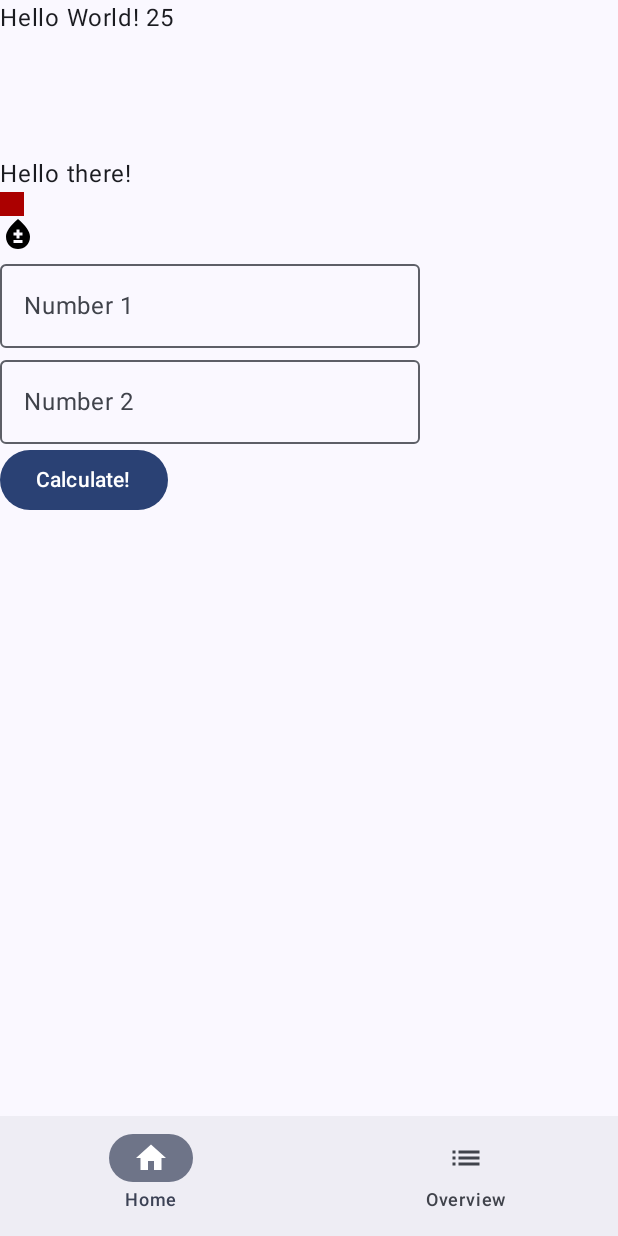
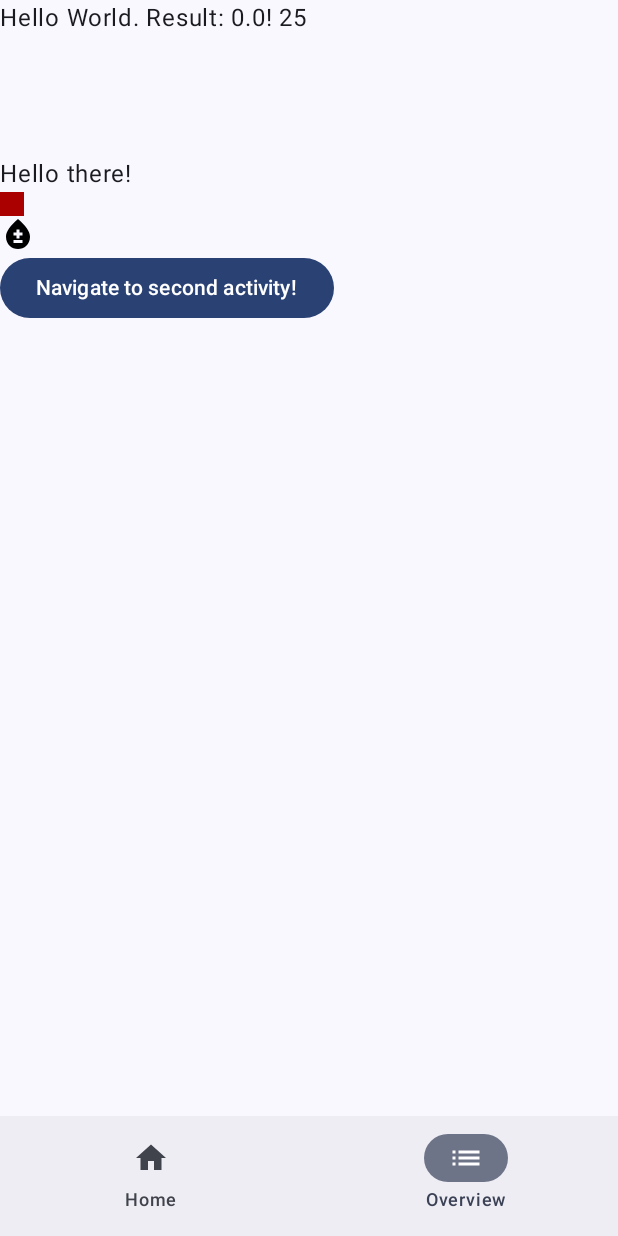
Before and after one commit to lboswaldc/MC-WS24-GroupB, an Android app built with Jetpack Compose: the screen it shows after launch (MainActivity), item 2 of the bottom bar chosen, on a phone screen of 412 x 824 dp. Run offline under Robolectric (Android 15) with nearby library versions, the phone set to English and light mode, and no system bars.

Commit message:
UI part II

```diff
--- a/app/build.gradle.kts
+++ b/app/build.gradle.kts
@@ -50,6 +50,7 @@ android {
 }
 
 dependencies {
+    implementation(libs.androidx.navigation.compose)
 
     implementation(libs.androidx.core.ktx)
     implementation(libs.androidx.lifecycle.runtime.ktx)
--- a/app/src/main/AndroidManifest.xml
+++ b/app/src/main/AndroidManifest.xml
@@ -13,6 +13,11 @@
         android:theme="@style/Theme.FHSTPGroup3B"
         tools:targetApi="31">
         <activity
+            android:name=".SecondActivity"
+            android:exported="false"
+            android:label="@string/title_activity_second"
+            android:theme="@style/Theme.FHSTPGroup3B" />
+        <activity
             android:name=".MainActivity"
             android:exported="true"
             android:label="@string/app_name"
--- a/app/src/main/java/at/ac/fhstp/fhstpgroup3b/MainActivity.kt
+++ b/app/src/main/java/at/ac/fhstp/fhstpgroup3b/MainActivity.kt
@@ -4,7 +4,6 @@ import android.os.Bundle
 import androidx.activity.ComponentActivity
 import androidx.activity.compose.setContent
 import androidx.activity.enableEdgeToEdge
-import androidx.compose.foundation.Image
 import androidx.compose.foundation.background
 import androidx.compose.foundation.layout.Box
 import androidx.compose.foundation.layout.Column
@@ -13,31 +12,13 @@ import androidx.compose.foundation.layout.fillMaxHeight
 import androidx.compose.foundation.layout.fillMaxSize
 import androidx.compose.foundation.layout.fillMaxWidth
 import androidx.compose.foundation.layout.height
-import androidx.compose.foundation.layout.padding
-import androidx.compose.foundation.layout.size
-import androidx.compose.material.icons.Icons
-import androidx.compose.material.icons.automirrored.filled.List
-import androidx.compose.material.icons.filled.Home
-import androidx.compose.material3.Button
-import androidx.compose.material3.Icon
-import androidx.compose.material3.NavigationBar
-import androidx.compose.material3.NavigationBarItem
-import androidx.compose.material3.OutlinedTextField
-import androidx.compose.material3.Scaffold
 import androidx.compose.material3.Text
 import androidx.compose.runtime.Composable
-import androidx.compose.runtime.getValue
-import androidx.compose.runtime.mutableStateOf
-import androidx.compose.runtime.remember
-import androidx.compose.runtime.setValue
 import androidx.compose.ui.Modifier
 import androidx.compose.ui.graphics.Color
-import androidx.compose.ui.res.colorResource
-import androidx.compose.ui.res.dimensionResource
-import androidx.compose.ui.res.painterResource
-import androidx.compose.ui.res.stringResource
 import androidx.compose.ui.tooling.preview.Preview
 import androidx.compose.ui.unit.dp
+import at.ac.fhstp.fhstpgroup3b.ui.MainApp
 import at.ac.fhstp.fhstpgroup3b.ui.theme.FHSTPGroup3BTheme
 
 class MainActivity : ComponentActivity() {
@@ -46,18 +27,7 @@ class MainActivity : ComponentActivity() {
         enableEdgeToEdge()
         setContent {
             FHSTPGroup3BTheme {
-                Scaffold(
-                    modifier = Modifier.fillMaxSize(),
-                    bottomBar = { BottomNavigationBar() }
-                ) { innerPadding ->
-                    Column(Modifier.padding(innerPadding)) {
-                        Greeting(
-                            name = "World",
-                            modifier = Modifier.padding(innerPadding)
-                        )
-                        Calculation()
-                    }
-                }
+                MainApp()
             }
         }
     }
@@ -65,80 +35,6 @@ class MainActivity : ComponentActivity() {
 
 fun updateText(changedText: String) {
     println(changedText)
-}
-
-@Composable
-fun BottomNavigationBar() {
-    NavigationBar {
-        NavigationBarItem(
-            selected = true,
-            onClick = { },
-            icon = { Icon(imageVector = Icons.Filled.Home, contentDescription = "Home")},
-            label = { Text("Home") }
-        )
-        NavigationBarItem(
-            selected = false, onClick = { },
-            icon = { Icon(imageVector = Icons.AutoMirrored.Default.List, contentDescription = "Overview")},
-            label = { Text("Overview") }
-        )
-    }
-}
-
-
-@Composable
-fun Calculation() {
-    var inputText1 by remember { mutableStateOf("") }
-    var inputText2 by remember { mutableStateOf("") }
-    var resultText by remember { mutableStateOf("") }
-
-    Column {
-        OutlinedTextField(inputText1, { changedText -> inputText1 = changedText },
-            label = { Text("Number 1") }
-        )
-        OutlinedTextField(inputText2, { changedText -> inputText2 = changedText },
-            label = { Text("Number 2") }
-        )
-        Button(onClick = {
-            // Here we are in an event handler, it is ok to perform side effects
-            val num1 = inputText1.toDoubleOrNull() ?: 0.0
-            val num2 = inputText2.toDoubleOrNull() ?: 0.0
-            val sum = num1 + num2
-            resultText = "Result: $sum"
-        }) {
-            Text("Calculate!")
-        }
-        Text(resultText)
-    }
-}
-
-@Composable
-fun Greeting(name: String, modifier: Modifier = Modifier) {
-    val number = 25
-    Column {
-        Text(
-            text = "Hello $name! $number",
-            modifier = modifier
-        )
-        Text(text = stringResource(R.string.greeting))
-        Box(
-            Modifier
-                .background(colorResource(R.color.primary))
-                .size(dimensionResource(R.dimen.small_padding))
-        )
-        Image(
-            painter = painterResource(R.drawable.baseline_bloodtype_24),
-            contentDescription = stringResource(R.string.blood_type)
-        )
-    }
-
-}
-
-@Preview(showBackground = true)
-@Composable
-fun GreetingPreview() {
-    FHSTPGroup3BTheme {
-        Greeting("Mobile Coding")
-    }
 }
 
 @Preview(showBackground = true)
--- /dev/null
+++ b/app/src/main/java/at/ac/fhstp/fhstpgroup3b/ui/MainView.kt
@@ -0,0 +1,177 @@
+package at.ac.fhstp.fhstpgroup3b.ui
+
+import android.content.Intent
+import androidx.compose.foundation.Image
+import androidx.compose.foundation.background
+import androidx.compose.foundation.layout.Box
+import androidx.compose.foundation.layout.Column
+import androidx.compose.foundation.layout.fillMaxSize
+import androidx.compose.foundation.layout.padding
+import androidx.compose.foundation.layout.size
+import androidx.compose.material.icons.Icons
+import androidx.compose.material.icons.automirrored.filled.List
+import androidx.compose.material.icons.filled.Home
+import androidx.compose.material3.Button
+import androidx.compose.material3.Icon
+import androidx.compose.material3.NavigationBar
+import androidx.compose.material3.NavigationBarItem
+import androidx.compose.material3.OutlinedTextField
+import androidx.compose.material3.Scaffold
+import androidx.compose.material3.Text
+import androidx.compose.runtime.Composable
+import androidx.compose.runtime.getValue
+import androidx.compose.runtime.mutableStateOf
+import androidx.compose.runtime.remember
+import androidx.compose.runtime.setValue
+import androidx.compose.ui.Modifier
+import androidx.compose.ui.platform.LocalContext
+import androidx.compose.ui.res.colorResource
+import androidx.compose.ui.res.dimensionResource
+import androidx.compose.ui.res.painterResource
+import androidx.compose.ui.res.stringResource
+import androidx.compose.ui.tooling.preview.Preview
+import androidx.lifecycle.compose.collectAsStateWithLifecycle
+import androidx.lifecycle.viewmodel.compose.viewModel
+import androidx.navigation.NavController
+import androidx.navigation.compose.NavHost
+import androidx.navigation.compose.composable
+import androidx.navigation.compose.currentBackStackEntryAsState
+import androidx.navigation.compose.rememberNavController
+import at.ac.fhstp.fhstpgroup3b.R
+import at.ac.fhstp.fhstpgroup3b.SecondActivity
+import at.ac.fhstp.fhstpgroup3b.ui.theme.FHSTPGroup3BTheme
+
+enum class Screens {
+    Home,
+    Overview
+}
+
+
+@Composable
+fun MainApp(mainViewModel: MainViewModel = viewModel()) {
+    val navController = rememberNavController()
+    val context = LocalContext.current
+
+    val uiState by mainViewModel.calculationUiState.collectAsStateWithLifecycle()
+
+    Scaffold(
+        modifier = Modifier.fillMaxSize(),
+        bottomBar = { BottomNavigationBar(navController) }
+    ) { innerPadding ->
+        NavHost(navController, startDestination = Screens.Home.name) {
+            composable(Screens.Home.name) {
+                Box(Modifier.padding(innerPadding)) {
+                    Calculation("${uiState.result}", {
+                        text1, text2 -> mainViewModel.calculate(text1, text2)
+                    })
+                }
+            }
+            composable(Screens.Overview.name) {
+                Column(Modifier.padding(innerPadding)) {
+
+                    Greeting(
+                        name = "World. Result: ${uiState.result}",
+                        modifier = Modifier.padding(innerPadding)
+                    )
+
+                    Button(onClick = {
+                        val intent = Intent(context, SecondActivity::class.java)
+                        intent.putExtra("text-to-transfer", "Hello from first activity!")
+                        context.startActivity(intent)
+                    }) {
+                        Text("Navigate to second activity!")
+                    }
+                }
+
+            }
+        }
+        /*Column(Modifier.padding(innerPadding)) {
+            Greeting(
+                name = "World",
+                modifier = Modifier.padding(innerPadding)
+            )
+            Calculation()
+        }*/
+    }
+
+}
+
+@Composable
+fun BottomNavigationBar(navController: NavController) {
+    val currentRoute = navController.currentBackStackEntryAsState().value?.destination?.route ?: Screens.Home.name
+    val currentScreen = Screens.valueOf(currentRoute)
+
+    NavigationBar {
+        NavigationBarItem(
+            selected = currentScreen == Screens.Home,
+            onClick = { navController.navigate(Screens.Home.name) },
+            icon = { Icon(imageVector = Icons.Filled.Home, contentDescription = "Home") },
+            label = { Text("Home") }
+        )
+        NavigationBarItem(
+            selected = currentScreen == Screens.Overview,
+            onClick = { navController.navigate(Screens.Overview.name) },
+            icon = { Icon(imageVector = Icons.AutoMirrored.Default.List, contentDescription = "Overview") },
+            label = { Text("Overview") }
+        )
+    }
+}
+
+
+@Composable
+fun Calculation(result: String, calculationTriggered: (String, String) -> Unit) {
+    var inputText1 by remember { mutableStateOf("") }
+    var inputText2 by remember { mutableStateOf("") }
+//    var resultText by remember { mutableStateOf("") }
+
+    Column {
+        OutlinedTextField(inputText1, { changedText -> inputText1 = changedText },
+            label = { Text("Number 1") }
+        )
+        OutlinedTextField(inputText2, { changedText -> inputText2 = changedText },
+            label = { Text("Number 2") }
+        )
+        Button(onClick = {
+            // Here we are in an event handler, it is ok to perform side effects
+//            val num1 = inputText1.toDoubleOrNull() ?: 0.0
+//            val num2 = inputText2.toDoubleOrNull() ?: 0.0
+//            val sum = num1 + num2
+//            resultText = "Result: $sum"
+//
+            calculationTriggered(inputText1, inputText2)
+        }) {
+            Text("Calculate!")
+        }
+        Text("Result: $result")
+    }
+}
+
+@Composable
+fun Greeting(name: String, modifier: Modifier = Modifier) {
+    val number = 25
+    Column {
+        Text(
+            text = "Hello $name! $number",
+            modifier = modifier
+        )
+        Text(text = stringResource(R.string.greeting))
+        Box(
+            Modifier
+                .background(colorResource(R.color.primary))
+                .size(dimensionResource(R.dimen.small_padding))
+        )
+        Image(
+            painter = painterResource(R.drawable.baseline_bloodtype_24),
+            contentDescription = stringResource(R.string.blood_type)
+        )
+    }
+
+}
+
+@Preview(showBackground = true)
+@Composable
+fun GreetingPreview() {
+    FHSTPGroup3BTheme {
+        Greeting("Mobile Coding")
+    }
+}
--- /dev/null
+++ b/app/src/main/java/at/ac/fhstp/fhstpgroup3b/ui/MainViewModel.kt
@@ -0,0 +1,28 @@
+package at.ac.fhstp.fhstpgroup3b.ui
+
+import androidx.lifecycle.ViewModel
+import kotlinx.coroutines.flow.MutableStateFlow
+import kotlinx.coroutines.flow.StateFlow
+import kotlinx.coroutines.flow.update
+
+data class CalculationUiState(
+    val result: Double
+)
+
+class MainViewModel : ViewModel() {
+
+    // private MUTABLE state flow
+    private val _calculationUiState = MutableStateFlow(CalculationUiState(0.0))
+    // public IMMUTABLE state flow
+    val calculationUiState: StateFlow<CalculationUiState> = _calculationUiState
+
+    fun calculate(num1Text: String, num2Text: String) {
+        val num1 = num1Text.toDoubleOrNull() ?: 0.0
+        val num2 = num2Text.toDoubleOrNull() ?: 0.0
+        val sum = num1 + num2
+
+        _calculationUiState.update {
+            it.copy(result = sum)
+        }
+    }
+}
--- a/app/src/main/res/values/strings.xml
+++ b/app/src/main/res/values/strings.xml
@@ -2,4 +2,5 @@
     <string name="app_name">FHSTPGroup3B</string>
     <string name="greeting">Hello there!</string>
     <string name="blood_type">Blood type</string>
+    <string name="title_activity_second">SecondActivity</string>
 </resources>
--- a/gradle/libs.versions.toml
+++ b/gradle/libs.versions.toml
@@ -8,9 +8,11 @@ espressoCore = "3.6.1"
 lifecycleRuntimeKtx = "2.8.6"
 activityCompose = "1.9.2"
 composeBom = "2024.04.01"
+navigationVersion = "2.8.2"
 
 [libraries]
 androidx-core-ktx = { group = "androidx.core", name = "core-ktx", version.ref = "coreKtx" }
+androidx-navigation-compose = { module = "androidx.navigation:navigation-compose", version.ref = "navigationVersion" }
 junit = { group = "junit", name = "junit", version.ref = "junit" }
 androidx-junit = { group = "androidx.test.ext", name = "junit", version.ref = "junitVersion" }
 androidx-espresso-core = { group = "androidx.test.espresso", name = "espresso-core", version.ref = "espressoCore" }
```
Also changed, not shown: app/src/main/java/at/ac/fhstp/fhstpgroup3b/SecondActivity.kt (added, +50 -0 lines).
